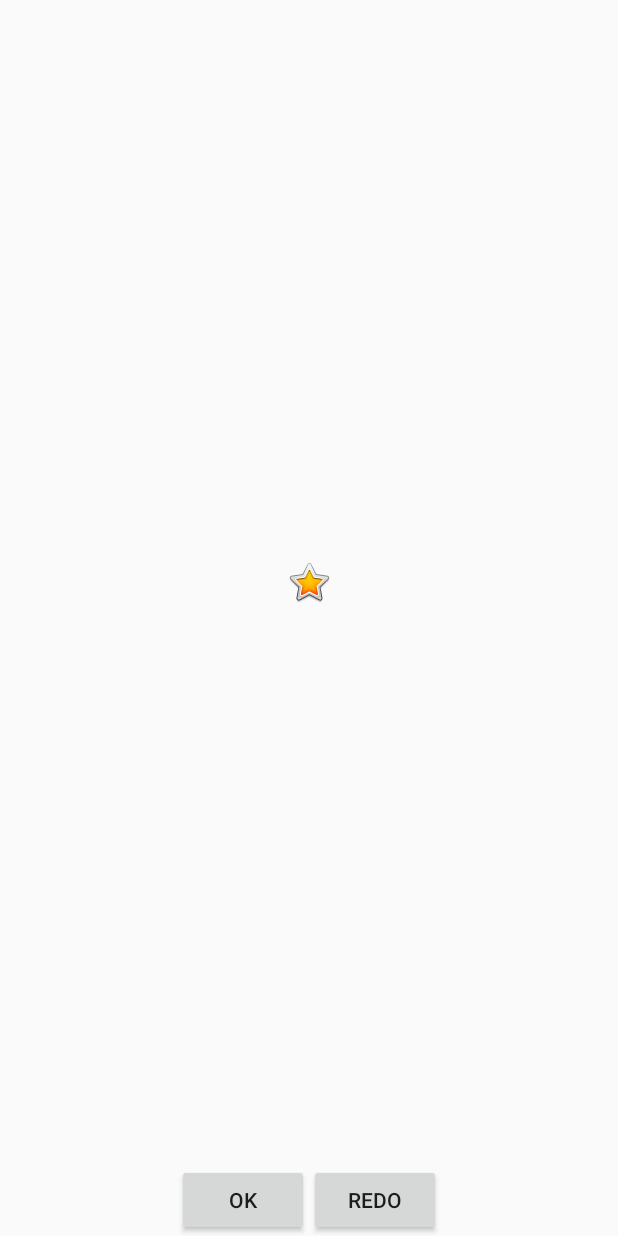
After one commit to nilsjohnson/ReceiptTracker, an Android app: the layout fragment_image_review.xml on its own in the app's theme, with its tools: preview values and no code run, on a phone screen of 412 x 824 dp. The commit adds this screen. Run offline under Robolectric (Android 15) with nearby library versions, the phone set to English and light mode, and no system bars.

Commit message:
wired up image review fragment

```diff
--- a/app/src/main/java/coffee/nils/dev/receipts/data/DAO.java
+++ b/app/src/main/java/coffee/nils/dev/receipts/data/DAO.java
@@ -216,8 +216,9 @@ public abstract class DAO
         }
     }
 
-    public ImageSaver makeImageSaver(Image image, String title)
+    public ImageSaver makeImageSaver(Bitmap image, String title)
     {
+        // TODO call mkdir to make sure directory exists
         File dir = new File(Environment.getExternalStoragePublicDirectory(Environment.DIRECTORY_PICTURES), context.getResources().getString(R.string.app_name));
         File file = new File(dir, title);
         return new ImageSaver(image, file);
--- /dev/null
+++ b/app/src/main/res/layout/fragment_image_review.xml
@@ -0,0 +1,43 @@
+<?xml version="1.0" encoding="utf-8"?>
+<androidx.constraintlayout.widget.ConstraintLayout xmlns:android="http://schemas.android.com/apk/res/android"
+    xmlns:app="http://schemas.android.com/apk/res-auto"
+    xmlns:tools="http://schemas.android.com/tools"
+    android:id="@+id/frameLayout2"
+    android:layout_width="match_parent"
+    android:layout_height="match_parent"
+    tools:context=".camera.ImageReviewFragment">
+
+    <ImageView
+        android:id="@+id/image_review"
+        android:layout_width="wrap_content"
+        android:layout_height="wrap_content"
+        android:src="@android:drawable/btn_star_big_on"
+        app:layout_constraintBottom_toTopOf="@+id/linearLayout3"
+        app:layout_constraintEnd_toEndOf="parent"
+        app:layout_constraintStart_toStartOf="parent"
+        app:layout_constraintTop_toTopOf="parent" />
+
+    <LinearLayout
+        android:id="@+id/linearLayout3"
+        android:layout_width="wrap_content"
+        android:layout_height="wrap_content"
+        android:orientation="horizontal"
+        app:layout_constraintBottom_toBottomOf="parent"
+        app:layout_constraintEnd_toEndOf="parent"
+        app:layout_constraintStart_toStartOf="parent">
+
+        <Button
+            android:id="@+id/btn_accept"
+            android:layout_width="wrap_content"
+            android:layout_height="wrap_content"
+            android:layout_weight="1"
+            android:text="@string/ok" />
+
+        <Button
+            android:id="@+id/btn_redo"
+            android:layout_width="wrap_content"
+            android:layout_height="wrap_content"
+            android:layout_weight="1"
+            android:text="@string/redo" />
+    </LinearLayout>
+</androidx.constraintlayout.widget.ConstraintLayout>
--- a/app/src/main/res/values/strings.xml
+++ b/app/src/main/res/values/strings.xml
@@ -42,4 +42,5 @@
     <!-- TODO: Remove or change this placeholder text -->
     <string name="hello_blank_fragment">Hello blank fragment</string>
     <string name="title_activity_main3">Main3Activity</string>
+    <string name="redo">Redo</string>
 </resources>
```
Also changed, not shown: app/src/main/java/coffee/nils/dev/receipts/camera/CameraActivity.java (+36 -1 lines), app/src/main/java/coffee/nils/dev/receipts/camera/CameraFragment.java (+73 -73 lines), app/src/main/java/coffee/nils/dev/receipts/camera/CameraState.java (added, +34 -0 lines), app/src/main/java/coffee/nils/dev/receipts/camera/ImageReviewFragment.java (added, +117 -0 lines), app/src/main/java/coffee/nils/dev/receipts/data/ImageSaver.java (+17 -27 lines), app/src/main/java/coffee/nils/dev/receipts/util/ImageUtil.java (+14 -0 lines).
